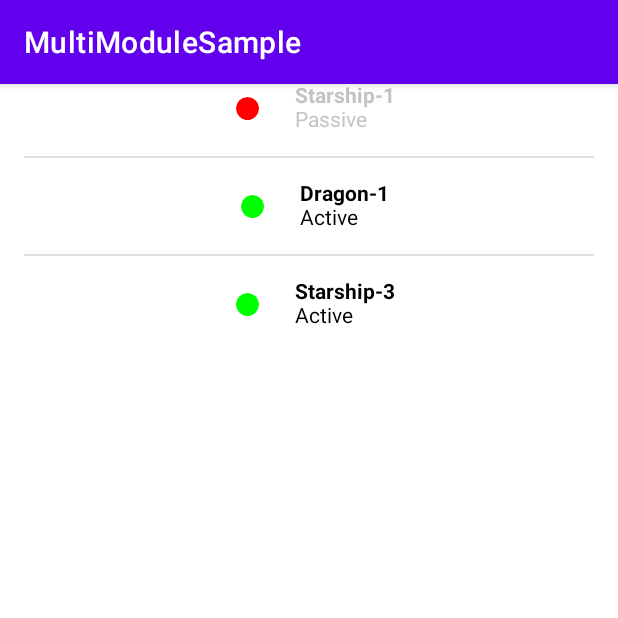
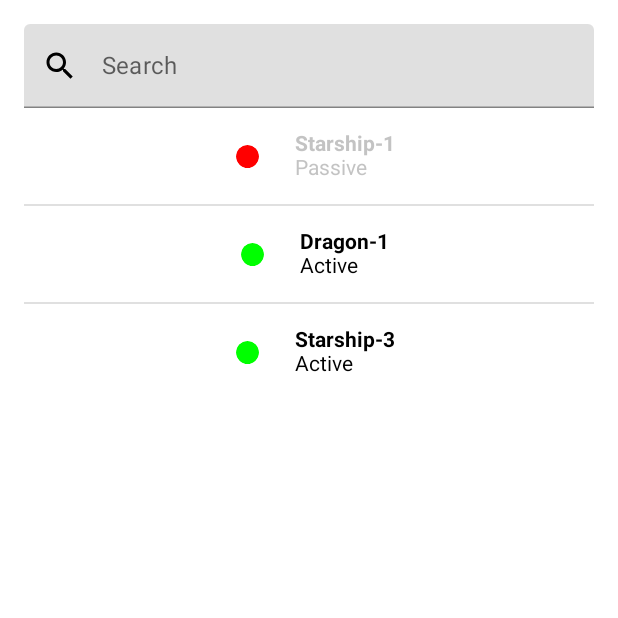
Before and after one commit to bedirhansaricayir/MultiModuleSample, an Android app built with Jetpack Compose: the screen it shows after launch (MainActivity), on a phone screen of 412 x 824 dp, the top half of it. Run offline under Robolectric (Android 15) with nearby library versions, the phone set to English and light mode, and no system bars; our stand-ins replace Dagger/Hilt's generated code, Room's generated code.

Commit message:
Search implemented.

```diff
--- a/app/src/main/res/values/themes.xml
+++ b/app/src/main/res/values/themes.xml
@@ -1,6 +1,6 @@
 <resources xmlns:tools="http://schemas.android.com/tools">
     <!-- Base application theme. -->
-    <style name="Theme.MultiModuleSample" parent="Theme.MaterialComponents.DayNight.DarkActionBar">
+    <style name="Theme.MultiModuleSample" parent="Theme.MaterialComponents.DayNight.NoActionBar">
         <!-- Primary brand color. -->
         <item name="colorPrimary">@color/purple_500</item>
         <item name="colorPrimaryVariant">@color/purple_700</item>
--- a/feature/home/src/main/java/com/multimodule/home/ui/ListScreen.kt
+++ b/feature/home/src/main/java/com/multimodule/home/ui/ListScreen.kt
@@ -17,10 +17,18 @@ import androidx.compose.foundation.lazy.itemsIndexed
 import androidx.compose.foundation.shape.CircleShape
 import androidx.compose.material.CircularProgressIndicator
 import androidx.compose.material.Divider
+import androidx.compose.material.Icon
 import androidx.compose.material.Scaffold
 import androidx.compose.material.Text
+import androidx.compose.material.TextField
+import androidx.compose.material.icons.Icons
+import androidx.compose.material.icons.filled.Clear
+import androidx.compose.material.icons.filled.Search
 import androidx.compose.runtime.Composable
 import androidx.compose.runtime.getValue
+import androidx.compose.runtime.mutableStateOf
+import androidx.compose.runtime.remember
+import androidx.compose.runtime.setValue
 import androidx.compose.ui.Alignment
 import androidx.compose.ui.Modifier
 import androidx.compose.ui.draw.clip
@@ -46,7 +54,9 @@ fun ListScreen(
     val uiState by viewModel.state.collectAsStateWithLifecycle()
 
     Scaffold(topBar = {
-
+        SearchBar {
+            viewModel.setSearchText(it)
+        }
     }) {
         Column(
             Modifier
@@ -57,7 +67,10 @@ fun ListScreen(
             when (uiState) {
                 is ListViewModel.ListUIState.Error -> Text(text = (uiState as ListViewModel.ListUIState.Error).error.orEmpty())
                 is ListViewModel.ListUIState.Loading -> CircularProgressIndicator()
-                is ListViewModel.ListUIState.Success -> List((uiState as ListViewModel.ListUIState.Success).data.orEmpty(), onClick = onAction)
+                is ListViewModel.ListUIState.Success -> List(
+                    (uiState as ListViewModel.ListUIState.Success).data.orEmpty(),
+                    onClick = onAction
+                )
 
             }
         }
@@ -90,8 +103,9 @@ fun SatelliteItem(
 ) {
     val isActive = item.active == true
     Row(
-        modifier = modifier.fillMaxWidth()
-            .clickable { onClick.invoke(item.id!!,item.name!!) },
+        modifier = modifier
+            .fillMaxWidth()
+            .clickable { onClick.invoke(item.id!!, item.name!!) },
         horizontalArrangement = Arrangement.Center,
         verticalAlignment = Alignment.CenterVertically
     ) {
@@ -118,3 +132,43 @@ fun SatelliteItem(
         }
     }
 }
+
+@Composable
+fun SearchBar(onSearch: (String) -> Unit) {
+    var text by remember { mutableStateOf("") }
+
+    TextField(
+        value = text,
+        onValueChange = {
+            onSearch(it)
+            text = it
+        },
+        modifier = Modifier
+            .fillMaxWidth()
+            .padding(16.dp),
+        leadingIcon = {
+            Icon(
+                imageVector = Icons.Default.Search,
+                contentDescription = "Search",
+                tint = Color.Black
+            )
+        },
+        placeholder = {
+            Text(text = "Search")
+        },
+        trailingIcon = {
+            if (text.isNotBlank()) {
+                Icon(
+                    modifier = Modifier
+                        .clip(CircleShape)
+                        .clickable {
+                            text = ""
+                            onSearch("")
+                        },
+                    imageVector = Icons.Default.Clear,
+                    contentDescription = "Clear"
+                )
+            }
+        }
+    )
+}
--- a/feature/home/src/main/java/com/multimodule/home/vm/ListViewModel.kt
+++ b/feature/home/src/main/java/com/multimodule/home/vm/ListViewModel.kt
@@ -1,3 +1,4 @@
+@file:OptIn(FlowPreview::class)
 package com.multimodule.home.vm
 
 import androidx.lifecycle.ViewModel
@@ -7,8 +8,11 @@ import com.multimodule.domain.usecase.GetSatelliteListUseCase
 import com.multimodule.domain.usecase.Response
 import dagger.hilt.android.lifecycle.HiltViewModel
 import kotlinx.coroutines.Dispatchers
+import kotlinx.coroutines.FlowPreview
 import kotlinx.coroutines.flow.MutableStateFlow
 import kotlinx.coroutines.flow.asStateFlow
+import kotlinx.coroutines.flow.debounce
+import kotlinx.coroutines.flow.onEach
 import kotlinx.coroutines.launch
 import javax.inject.Inject
 
@@ -24,8 +28,18 @@ class ListViewModel @Inject constructor(
     private val _state: MutableStateFlow<ListUIState> = MutableStateFlow(ListUIState.Loading)
     val state = _state.asStateFlow()
 
+    private var satelliteList: List<SatelliteList>? = null
+    private val _textSearch = MutableStateFlow("")
+
     init {
         getSatelliteListUseCase()
+        viewModelScope.launch {
+            _textSearch.onEach {
+                _state.value = ListUIState.Loading
+            }.debounce(1000).collect { query ->
+                _state.value = ListUIState.Success(filterList(query))
+            }
+        }
     }
 
     private fun getSatelliteListUseCase() {
@@ -34,11 +48,20 @@ class ListViewModel @Inject constructor(
                 when (it) {
                     is Response.Error -> _state.value = ListUIState.Error(it.errorMessage)
                     is Response.Loading -> _state.value = ListUIState.Loading
-                    is Response.Success -> _state.value = ListUIState.Success(it.data)
+                    is Response.Success -> {
+                        satelliteList = it.data
+                        _state.value = ListUIState.Success(it.data)
+                    }
                 }
             }
         }
     }
+
+    fun setSearchText(it: String) {
+        _textSearch.value = it
+    }
+
+    private fun filterList(query: String) = satelliteList?.filter { it.name?.lowercase()?.contains(query.lowercase()) == true }
 
     sealed class ListUIState {
         data object Loading : ListUIState()
```
